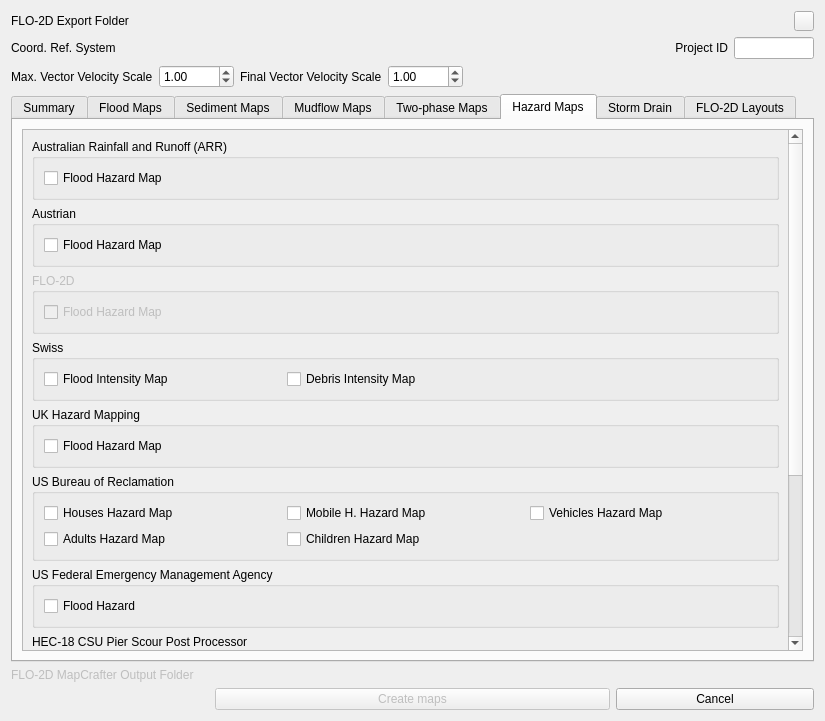
Old version of the form flo2d_mapcrafter/flo2d_mapcrafter_dialog_base.ui in the repository FLO-2DSoftware/FLO-2DMapCrafter.
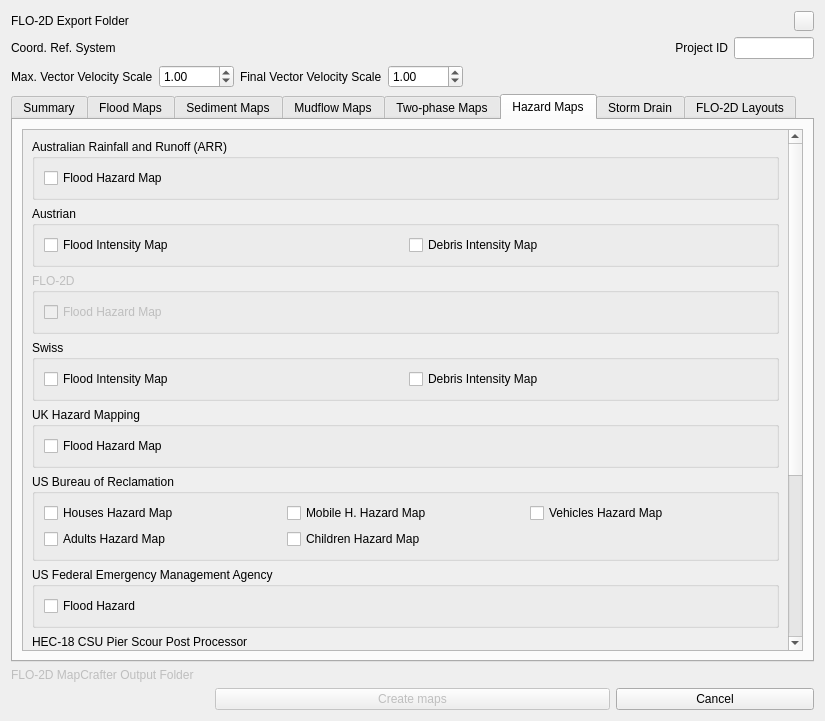
New version of the form. The open tabs and pages were chosen to show the change. Icons and pictures are not drawn. Custom widgets are drawn as their Qt base class.

Commit message: Add Austrian Debris Intensity Map checkbox, remove unused QLabel in Swiss map layout

What changed in the file:
```diff
--- a/flo2d_mapcrafter/flo2d_mapcrafter_dialog_base.ui
+++ b/flo2d_mapcrafter/flo2d_mapcrafter_dialog_base.ui
@@ -3089,9 +3089,6 @@
                <property name="title">
                 <string>Austrian</string>
                </property>
-               <property name="flat">
-                <bool>true</bool>
-               </property>
                <property name="collapsed">
                 <bool>true</bool>
                </property>
@@ -3107,7 +3104,14 @@
                      <number>0</number>
                     </property>
                     <property name="text">
-                     <string>Flood Hazard Map</string>
+                     <string>Flood Intensity Map</string>
+                    </property>
+                   </widget>
+                  </item>
+                  <item row="0" column="1">
+                   <widget class="QCheckBox" name="de_austrian_cb">
+                    <property name="text">
+                     <string>Debris Intensity Map</string>
                     </property>
                    </widget>
                   </item>
@@ -3156,13 +3160,6 @@
                     </property>
                    </widget>
                   </item>
-                  <item row="0" column="2">
-                   <widget class="QLabel" name="label_19">
-                    <property name="text">
-                     <string/>
-                    </property>
-                   </widget>
-                  </item>
                  </layout>
                 </item>
                </layout>
```
Left out of the diff: 21 changed lines with no effect on the pictures.
